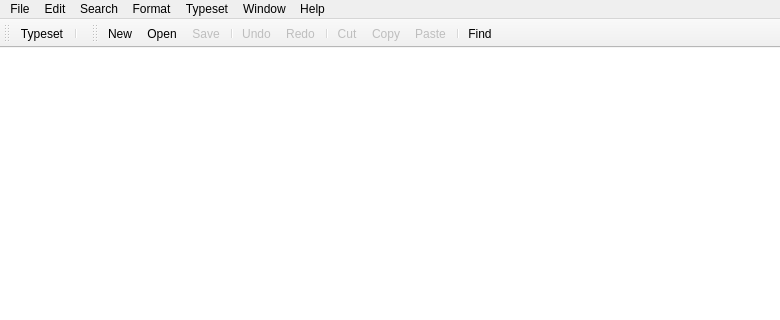
Before: the Qt Designer form TeXDocument.ui in Sharpie/TeXworks, drawn with Qt 5; both pictures show x 0 to 780 and y 0 to 320 of the 780 by 580 pixel window.
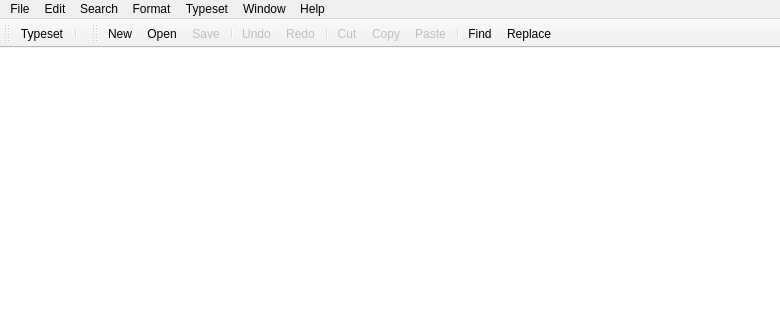
After: the same form once the commit is applied. Icons and pictures are not drawn. Custom widgets are drawn as their Qt base class.

Patch:
```diff
--- a/TeXDocument.ui
+++ b/TeXDocument.ui
@@ -255,6 +255,7 @@
    <addaction name="actionPaste" />
    <addaction name="separator" />
    <addaction name="actionFind" />
+   <addaction name="actionReplace" />
   </widget>
   <widget class="QStatusBar" name="myStatusBar" >
    <property name="font" >
```
Left out of the diff: 3 changed lines with no effect on the pictures.
